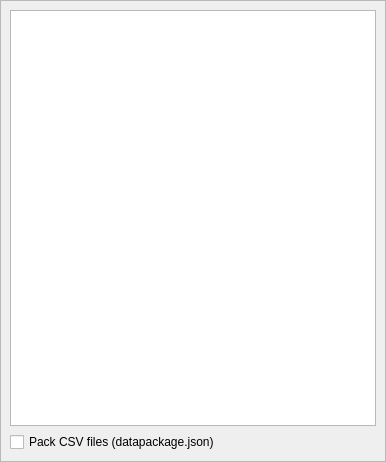
Old version of the form spinetoolbox/ui/link_properties.ui in the repository spine-tools/Spine-Toolbox.
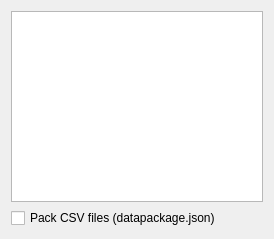
New version of the form.

Commit message:
Add option to paint icon in the background of properties widget
This is to help identifying the properties widget.

What changed in the file:
```diff
--- a/spinetoolbox/ui/link_properties.ui
+++ b/spinetoolbox/ui/link_properties.ui
@@ -18,41 +18,14 @@
    <rect>
     <x>0</x>
     <y>0</y>
-    <width>386</width>
-    <height>462</height>
+    <width>274</width>
+    <height>239</height>
    </rect>
   </property>
   <property name="windowTitle">
    <string>Form</string>
   </property>
   <layout class="QVBoxLayout" name="verticalLayout">
-   <property name="leftMargin">
-    <number>0</number>
-   </property>
-   <property name="topMargin">
-    <number>0</number>
-   </property>
-   <property name="rightMargin">
-    <number>0</number>
-   </property>
-   <property name="bottomMargin">
-    <number>0</number>
-   </property>
-   <item>
-    <widget class="QScrollArea" name="scrollArea">
-     <property name="widgetResizable">
-      <bool>true</bool>
-     </property>
-     <widget class="QWidget" name="scrollAreaWidgetContents">
-      <property name="geometry">
-       <rect>
-        <x>0</x>
-        <y>0</y>
-        <width>384</width>
-        <height>460</height>
-       </rect>
-      </property>
-      <layout class="QVBoxLayout" name="verticalLayout_2">
        <item>
         <widget class="QTreeView" name="treeView_filters">
          <property name="acceptDrops">
@@ -71,10 +44,6 @@
          <property name="text">
           <string>Pack CSV files (datapackage.json)</string>
          </property>
-        </widget>
-       </item>
-      </layout>
-     </widget>
     </widget>
    </item>
   </layout>
```
Lines whose indentation alone changed are shown as unchanged. The commit also changes 17 other files.
